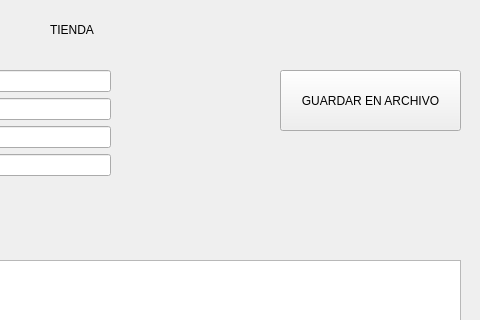
Old version of the form tiendaAdministrada/src/ui/mainwindow.ui in the repository RojasSancho/TareaProgramada4-C16882; both pictures show x 320 to 800 and y 0 to 320 of the 800 by 600 pixel window.
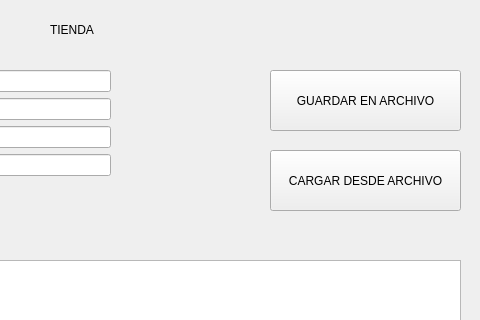
New version of the form.

Commit message: Terminando cargar desde archivo, programa terminado falta buscar algun error

The edit to the form file:
```diff
--- a/tiendaAdministrada/src/ui/mainwindow.ui
+++ b/tiendaAdministrada/src/ui/mainwindow.ui
@@ -157,9 +157,9 @@
    <widget class="QPushButton" name="btnGuardarEnArchivo">
     <property name="geometry">
      <rect>
-      <x>600</x>
+      <x>590</x>
       <y>70</y>
-      <width>181</width>
+      <width>191</width>
       <height>61</height>
      </rect>
     </property>
@@ -167,6 +167,37 @@
      <string>GUARDAR EN ARCHIVO</string>
     </property>
    </widget>
+   <widget class="QPushButton" name="btnCargarDesdeArchivo">
+    <property name="enabled">
+     <bool>true</bool>
+    </property>
+    <property name="geometry">
+     <rect>
+      <x>590</x>
+      <y>150</y>
+      <width>191</width>
+      <height>61</height>
+     </rect>
+    </property>
+    <property name="mouseTracking">
+     <bool>false</bool>
+    </property>
+    <property name="acceptDrops">
+     <bool>false</bool>
+    </property>
+    <property name="text">
+     <string>CARGAR DESDE ARCHIVO</string>
+    </property>
+    <property name="autoExclusive">
+     <bool>false</bool>
+    </property>
+    <property name="autoDefault">
+     <bool>false</bool>
+    </property>
+    <property name="default">
+     <bool>false</bool>
+    </property>
+   </widget>
   </widget>
   <widget class="QStatusBar" name="statusbar"/>
  </widget>
```
The commit also changes 5 other files.
